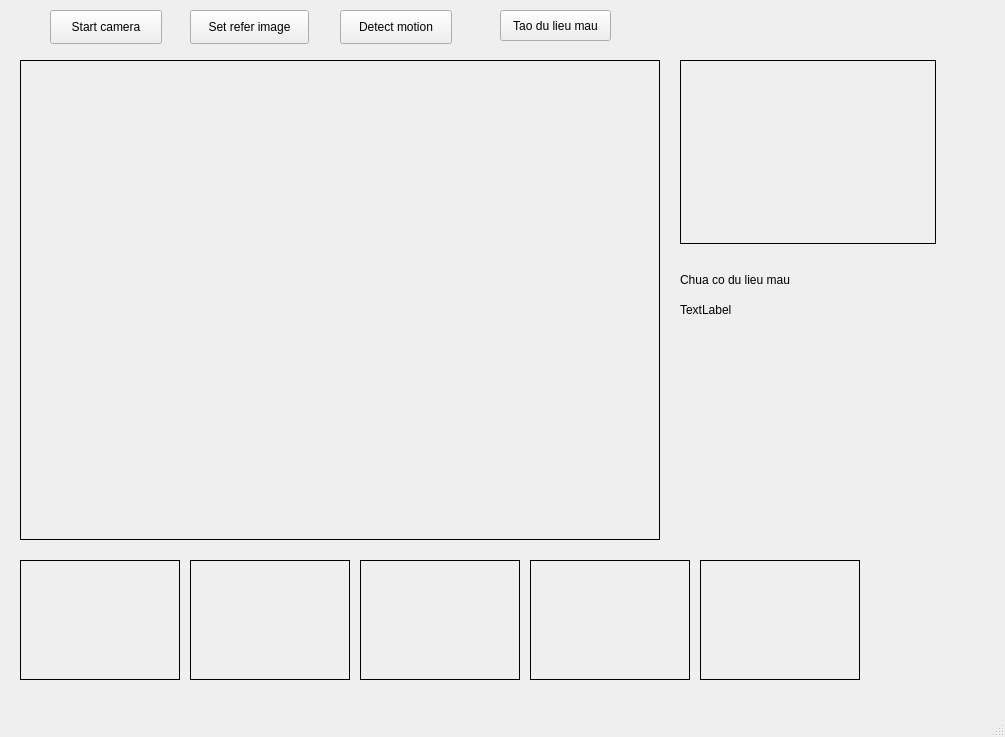
This is main_window.ui in huy-lv/partcheck as Qt 5 draws it before an edit. The edited form follows.
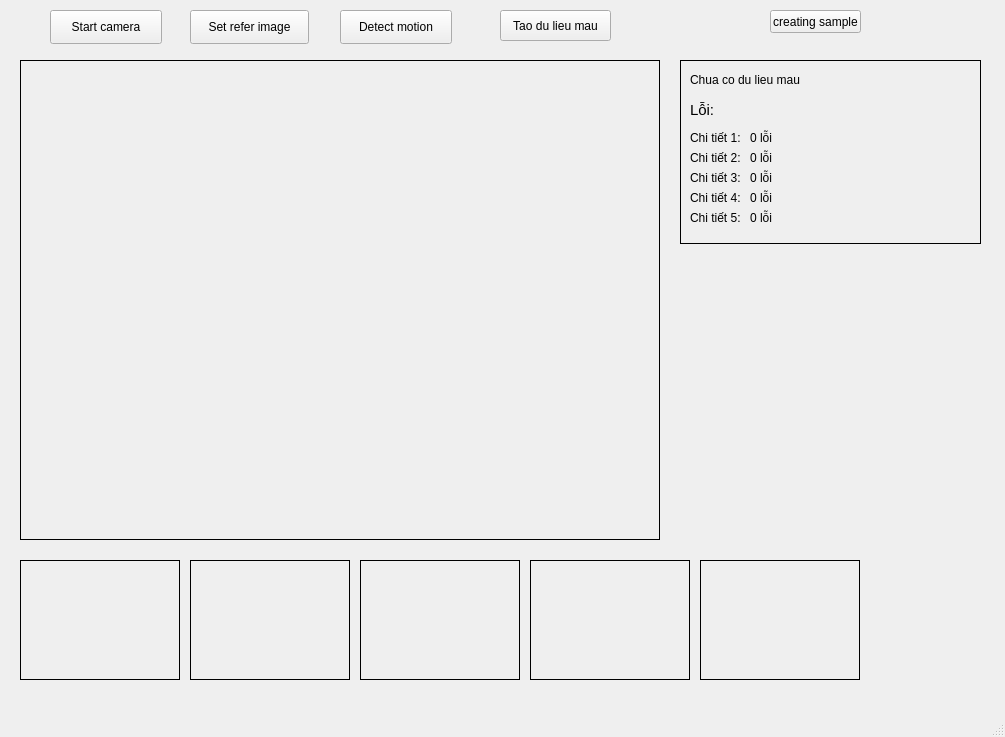
This is the edited form.

Commit message: done: compare object

Patch:
```diff
--- a/main_window.ui
+++ b/main_window.ui
@@ -74,7 +74,7 @@
               <rect>
                   <x>680</x>
                   <y>60</y>
-                  <width>256</width>
+                  <width>301</width>
                   <height>184</height>
               </rect>
           </property>
@@ -88,8 +88,8 @@
       <widget class="QLabel" name="lbStatus">
           <property name="geometry">
               <rect>
-                  <x>680</x>
-                  <y>270</y>
+                  <x>690</x>
+                  <y>70</y>
                   <width>281</width>
                   <height>19</height>
               </rect>
@@ -101,14 +101,19 @@
       <widget class="QLabel" name="lb2">
           <property name="geometry">
               <rect>
-                  <x>680</x>
-                  <y>300</y>
+                  <x>690</x>
+                  <y>100</y>
                   <width>68</width>
                   <height>19</height>
               </rect>
           </property>
+          <property name="font">
+              <font>
+                  <pointsize>11</pointsize>
+              </font>
+          </property>
           <property name="text">
-              <string>TextLabel</string>
+              <string>Lỗi:</string>
           </property>
       </widget>
       <widget class="QPushButton" name="btOpenSampleDataWindow">
@@ -204,6 +209,149 @@
               <string/>
           </property>
       </widget>
+      <widget class="QPushButton" name="btToggle">
+          <property name="geometry">
+              <rect>
+                  <x>770</x>
+                  <y>10</y>
+                  <width>91</width>
+                  <height>23</height>
+              </rect>
+          </property>
+          <property name="text">
+              <string>creating sample</string>
+          </property>
+      </widget>
+      <widget class="QLabel" name="label">
+          <property name="geometry">
+              <rect>
+                  <x>690</x>
+                  <y>130</y>
+                  <width>51</width>
+                  <height>16</height>
+              </rect>
+          </property>
+          <property name="text">
+              <string>Chi tiết 1:</string>
+          </property>
+      </widget>
+      <widget class="QLabel" name="label_2">
+          <property name="geometry">
+              <rect>
+                  <x>690</x>
+                  <y>150</y>
+                  <width>51</width>
+                  <height>16</height>
+              </rect>
+          </property>
+          <property name="text">
+              <string>Chi tiết 2:</string>
+          </property>
+      </widget>
+      <widget class="QLabel" name="label_3">
+          <property name="geometry">
+              <rect>
+                  <x>690</x>
+                  <y>170</y>
+                  <width>51</width>
+                  <height>16</height>
+              </rect>
+          </property>
+          <property name="text">
+              <string>Chi tiết 3:</string>
+          </property>
+      </widget>
+      <widget class="QLabel" name="label_4">
+          <property name="geometry">
+              <rect>
+                  <x>690</x>
+                  <y>190</y>
+                  <width>51</width>
+                  <height>16</height>
+              </rect>
+          </property>
+          <property name="text">
+              <string>Chi tiết 4:</string>
+          </property>
+      </widget>
+      <widget class="QLabel" name="label_5">
+          <property name="geometry">
+              <rect>
+                  <x>690</x>
+                  <y>210</y>
+                  <width>51</width>
+                  <height>16</height>
+              </rect>
+          </property>
+          <property name="text">
+              <string>Chi tiết 5:</string>
+          </property>
+      </widget>
+      <widget class="QLabel" name="lbError1">
+          <property name="geometry">
+              <rect>
+                  <x>750</x>
+                  <y>130</y>
+                  <width>111</width>
+                  <height>16</height>
+              </rect>
+          </property>
+          <property name="text">
+              <string>0 lỗi</string>
+          </property>
+      </widget>
+      <widget class="QLabel" name="lbError2">
+          <property name="geometry">
+              <rect>
+                  <x>750</x>
+                  <y>150</y>
+                  <width>111</width>
+                  <height>16</height>
+              </rect>
+          </property>
+          <property name="text">
+              <string>0 lỗi</string>
+          </property>
+      </widget>
+      <widget class="QLabel" name="lbError3">
+          <property name="geometry">
+              <rect>
+                  <x>750</x>
+                  <y>170</y>
+                  <width>111</width>
+                  <height>16</height>
+              </rect>
+          </property>
+          <property name="text">
+              <string>0 lỗi</string>
+          </property>
+      </widget>
+      <widget class="QLabel" name="lbError4">
+          <property name="geometry">
+              <rect>
+                  <x>750</x>
+                  <y>190</y>
+                  <width>111</width>
+                  <height>16</height>
+              </rect>
+          </property>
+          <property name="text">
+              <string>0 lỗi</string>
+          </property>
+      </widget>
+      <widget class="QLabel" name="lbError5">
+          <property name="geometry">
+              <rect>
+                  <x>750</x>
+                  <y>210</y>
+                  <width>111</width>
+                  <height>16</height>
+              </rect>
+          </property>
+          <property name="text">
+              <string>0 lỗi</string>
+          </property>
+      </widget>
   </widget>
   <widget class="QMenuBar" name="menubar">
    <property name="geometry">
```
Left out of the diff: 6 changed lines with no effect on the pictures. The commit also changes 2 other files.
